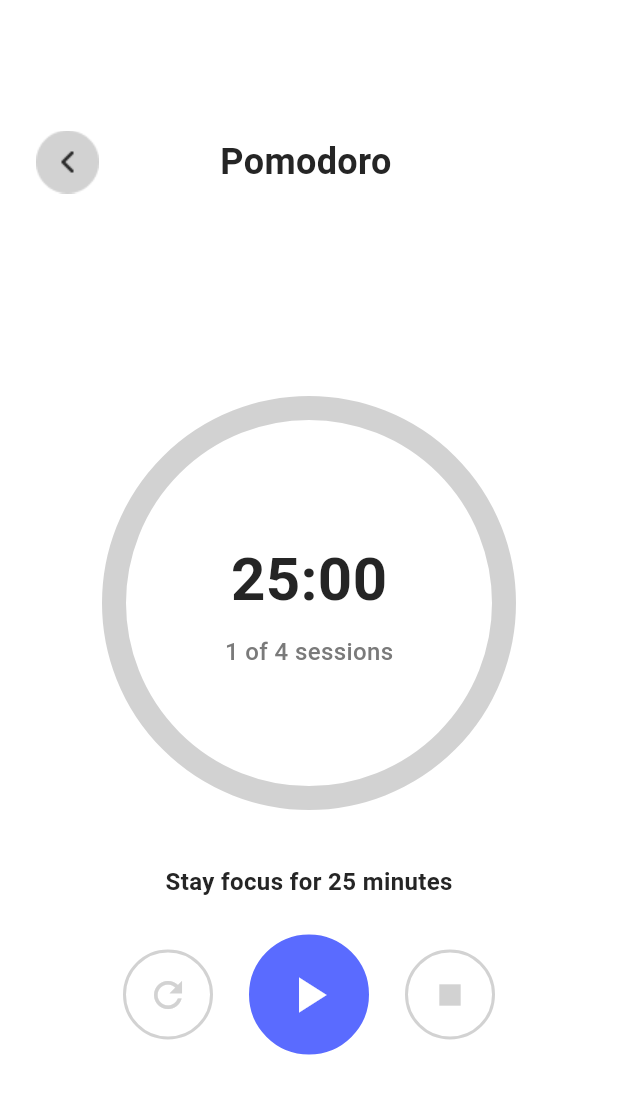
After one commit to rafiikkodev/todo-list-flutter, a Flutter app: the Pomodoro screen opened by its route, after a tap on the "play arrow" icon, after a tap on the "stop" icon, on a phone screen of 412 x 824 dp. The commit adds this screen. Shown: the top 1094 px of the screen. Run offline on Flutter 3.47's test engine with Material 3 defaults, Android fonts, the light colour scheme and no system bars; our stand-ins replace date_picker_timeline, google_fonts, shared_preferences; accounts and stored records are empty.

Commit message:
pomodoro

```diff
--- a/lib/main.dart
+++ b/lib/main.dart
@@ -1,6 +1,7 @@
 import 'package:flutter/material.dart';
 import 'package:template_project_flutter/pages/edit_todo_page.dart';
 import 'package:template_project_flutter/pages/home_page.dart';
+import 'package:template_project_flutter/pages/pomodoro.dart';
 import 'package:template_project_flutter/pages/todo_page.dart';
 import 'package:template_project_flutter/shared/theme.dart';
 
@@ -31,6 +32,7 @@ class MyApp extends StatelessWidget {
         "/": (context) => const HomePage(),
         "/todo": (context) => const TodoPage(),
         "/edit-todo": (context) => const EditTodoPage(),
+        "/pomodoro": (context) => const Pomodoro(),
       },
     );
   }
--- a/lib/pages/home_page.dart
+++ b/lib/pages/home_page.dart
@@ -111,7 +111,13 @@ class HomePage extends StatelessWidget {
             },
           ),
           CustomCategory(iconPath: "assets/ic-todo-done.png", title: "Done"),
-          CustomCategory(iconPath: "assets/ic-pomodoro.png", title: "Pomodoro"),
+          CustomCategory(
+            iconPath: "assets/ic-pomodoro.png",
+            title: "Pomodoro",
+            onTap: () {
+              Navigator.pushNamed(context, "/pomodoro");
+            },
+          ),
           CustomCategory(
             iconPath: "assets/ic-add-task.png",
             title: "Add Task",
--- a/lib/pages/pomodoro.dart
+++ b/lib/pages/pomodoro.dart
@@ -0,0 +1,67 @@
+import 'package:flutter/material.dart';
+import 'package:template_project_flutter/shared/theme.dart';
+import 'package:template_project_flutter/widgets/custom_timer.dart';
+
+class Pomodoro extends StatefulWidget {
+  const Pomodoro({super.key});
+
+  @override
+  State<Pomodoro> createState() => _PomodoroState();
+}
+
+class _PomodoroState extends State<Pomodoro> {
+  @override
+  Widget build(BuildContext context) {
+    return Scaffold(
+      backgroundColor: whiteColor,
+      body: Column(
+        children: [
+          _buildHeader(),
+          Expanded(
+            child: Center(
+              child: CircularTimerWidget(
+                totalMinutes: 25,
+                totalSessions: 4,
+                primaryColor: purplePrimary,
+                backgroundColor: blackThirdColor,
+              ),
+            ),
+          ),
+        ],
+      ),
+    );
+  }
+
+  Widget _buildHeader() {
+    return Padding(
+      padding: const EdgeInsets.only(top: 85, left: 24, right: 24),
+      child: Row(
+        children: [
+          GestureDetector(
+            onTap: () => Navigator.pop(context),
+            child: Image.asset("assets/ic-back.png"),
+          ),
+          Expanded(
+            child: Text(
+              "Pomodoro",
+              textAlign: TextAlign.center,
+              style: TextStyle(
+                fontSize: 24,
+                fontWeight: semiBold,
+                color: blackPrimaryColor,
+              ),
+            ),
+          ),
+          Container(
+            height: 46,
+            width: 46,
+            decoration: const BoxDecoration(
+              shape: BoxShape.circle,
+              color: Colors.transparent,
+            ),
+          ),
+        ],
+      ),
+    );
+  }
+}
--- /dev/null
+++ b/lib/widgets/custom_timer.dart
@@ -0,0 +1,335 @@
+import 'package:flutter/material.dart';
+import 'dart:math' as math;
+import 'dart:async';
+import 'package:template_project_flutter/shared/theme.dart';
+
+class CircularTimerWidget extends StatefulWidget {
+  final int totalMinutes;
+  final int totalSessions;
+  final Color primaryColor;
+  final Color backgroundColor;
+
+  const CircularTimerWidget({
+    super.key,
+    this.totalMinutes = 25,
+    this.totalSessions = 4,
+    required this.primaryColor,
+    required this.backgroundColor,
+  });
+
+  @override
+  State<CircularTimerWidget> createState() => _CircularTimerWidgetState();
+}
+
+class _CircularTimerWidgetState extends State<CircularTimerWidget> {
+  late Timer _timer;
+  int _remainingSeconds = 0;
+  int _currentSession = 1;
+  bool _isRunning = false;
+  bool _isPaused = false;
+
+  @override
+  void initState() {
+    super.initState();
+    _remainingSeconds = widget.totalMinutes * 60;
+  }
+
+  void _startTimer() {
+    if (!_isRunning && !_isPaused) {
+      setState(() {
+        _isRunning = true;
+        _isPaused = false;
+      });
+
+      _timer = Timer.periodic(const Duration(seconds: 1), (timer) {
+        if (_remainingSeconds > 0) {
+          setState(() {
+            _remainingSeconds--;
+          });
+        } else {
+          _timer.cancel();
+          setState(() {
+            _isRunning = false;
+            if (_currentSession < widget.totalSessions) {
+              _currentSession++;
+              _remainingSeconds = widget.totalMinutes * 60;
+            }
+          });
+        }
+      });
+    }
+  }
+
+  void _pauseTimer() {
+    if (_isRunning) {
+      _timer.cancel();
+      setState(() {
+        _isRunning = false;
+        _isPaused = true;
+      });
+    }
+  }
+
+  void _resumeTimer() {
+    if (_isPaused) {
+      setState(() {
+        _isRunning = true;
+        _isPaused = false;
+      });
+
+      _timer = Timer.periodic(const Duration(seconds: 1), (timer) {
+        if (_remainingSeconds > 0) {
+          setState(() {
+            _remainingSeconds--;
+          });
+        } else {
+          _timer.cancel();
+          setState(() {
+            _isRunning = false;
+            _isPaused = false;
+            if (_currentSession < widget.totalSessions) {
+              _currentSession++;
+              _remainingSeconds = widget.totalMinutes * 60;
+            }
+          });
+        }
+      });
+    }
+  }
+
+  void _resetTimer() {
+    if (_isRunning || _isPaused) {
+      _timer.cancel();
+    }
+    setState(() {
+      _remainingSeconds = widget.totalMinutes * 60;
+      _isRunning = false;
+      _isPaused = false;
+    });
+  }
+
+  void _stopTimer() {
+    if (_isRunning || _isPaused) {
+      _timer.cancel();
+    }
+    setState(() {
+      _remainingSeconds = widget.totalMinutes * 60;
+      _currentSession = 1;
+      _isRunning = false;
+      _isPaused = false;
+    });
+  }
+
+  String _formatTime(int seconds) {
+    int minutes = seconds ~/ 60;
+    int remainingSeconds = seconds % 60;
+    return '${minutes.toString().padLeft(2, '0')}:${remainingSeconds.toString().padLeft(2, '0')}';
+  }
+
+  @override
+  void dispose() {
+    if (_isRunning || _isPaused) {
+      _timer.cancel();
+    }
+    super.dispose();
+  }
+
+  @override
+  Widget build(BuildContext context) {
+    double progress = _remainingSeconds == widget.totalMinutes * 60
+        ? 0
+        : 1 - (_remainingSeconds / (widget.totalMinutes * 60));
+
+    return Container(
+      padding: const EdgeInsets.all(24),
+      child: Column(
+        mainAxisSize: MainAxisSize.min,
+        children: [
+          // Circular Progress Timer
+          SizedBox(
+            width: 300,
+            height: 300,
+            child: CustomPaint(
+              painter: CircularTimerPainter(
+                progress: progress,
+                primaryColor: widget.primaryColor,
+                backgroundColor: widget.backgroundColor,
+              ),
+              child: Center(
+                child: Column(
+                  mainAxisAlignment: MainAxisAlignment.center,
+                  children: [
+                    Text(
+                      _formatTime(_remainingSeconds),
+                      style: TextStyle(
+                        fontSize: 40,
+                        fontWeight: bold,
+                        color: blackPrimaryColor,
+                      ),
+                    ),
+                    const SizedBox(height: 8),
+                    Text(
+                      '$_currentSession of ${widget.totalSessions} sessions',
+                      style: TextStyle(
+                        fontSize: 16,
+                        fontWeight: medium,
+                        color: blackSecondaryColor,
+                      ),
+                    ),
+                  ],
+                ),
+              ),
+            ),
+          ),
+          const SizedBox(height: 24),
+          Text(
+            'Stay focus for ${widget.totalMinutes} minutes',
+            style: TextStyle(
+              fontSize: 16,
+              color: blackPrimaryColor,
+              fontWeight: semiBold,
+            ),
+          ),
+          const SizedBox(height: 24),
+          // Control Buttons
+          Row(
+            mainAxisAlignment: MainAxisAlignment.center,
+            children: [
+              // Reset Button
+              _buildControlButton(
+                icon: Icons.refresh,
+                onPressed: _resetTimer,
+                isActive: false,
+              ),
+              const SizedBox(width: 24),
+              // Play/Pause Button
+              _buildControlButton(
+                icon: _isRunning
+                    ? Icons.pause
+                    : _isPaused
+                    ? Icons.play_arrow
+                    : Icons.play_arrow,
+                onPressed: _isRunning
+                    ? _pauseTimer
+                    : _isPaused
+                    ? _resumeTimer
+                    : _startTimer,
+                isActive: true,
+                isLarge: true,
+              ),
+              const SizedBox(width: 24),
+              // Stop Button
+              _buildControlButton(
+                icon: Icons.stop,
+                onPressed: _stopTimer,
+                isActive: false,
+              ),
+            ],
+          ),
+        ],
+      ),
+    );
+  }
+
+  Widget _buildControlButton({
+    required IconData icon,
+    required VoidCallback onPressed,
+    required bool isActive,
+    bool isLarge = false,
+  }) {
+    final size = isLarge ? 80.0 : 60.0;
+    final iconSize = isLarge ? 40.0 : 28.0;
+
+    return GestureDetector(
+      onTap: onPressed,
+      child: Container(
+        width: size,
+        height: size,
+        decoration: BoxDecoration(
+          color: isActive ? widget.primaryColor : Colors.transparent,
+          shape: BoxShape.circle,
+          border: Border.all(
+            color: isActive ? widget.primaryColor : widget.backgroundColor,
+            width: 2,
+          ),
+        ),
+        child: Icon(
+          icon,
+          size: iconSize,
+          color: isActive ? whiteColor : widget.backgroundColor,
+        ),
+      ),
+    );
+  }
+}
+
+// Custom Painter untuk Circular Progress
+class CircularTimerPainter extends CustomPainter {
+  final double progress;
+  final Color primaryColor;
+  final Color backgroundColor;
+
+  CircularTimerPainter({
+    required this.progress,
+    required this.primaryColor,
+    required this.backgroundColor,
+  });
+
+  @override
+  void paint(Canvas canvas, Size size) {
+    final center = Offset(size.width / 2, size.height / 2);
+    final radius = size.width / 2 - 20;
+
+    // Background Circle
+    final backgroundPaint = Paint()
+      ..color = backgroundColor
+      ..style = PaintingStyle.stroke
+      ..strokeWidth = 16
+      ..strokeCap = StrokeCap.round;
+
+    canvas.drawCircle(center, radius, backgroundPaint);
+
+    // Progress Arc
+    if (progress > 0) {
+      final progressPaint = Paint()
+        ..color = primaryColor
+        ..style = PaintingStyle.stroke
+        ..strokeWidth = 16
+        ..strokeCap = StrokeCap.round;
+
+      const startAngle = -math.pi / 2; // Start from top
+      final sweepAngle = 2 * math.pi * progress;
+
+      canvas.drawArc(
+        Rect.fromCircle(center: center, radius: radius),
+        startAngle,
+        sweepAngle,
+        false,
+        progressPaint,
+      );
+
+      // Thumb (circle at the end of progress)
+      final thumbAngle = startAngle + sweepAngle;
+      final thumbX = center.dx + radius * math.cos(thumbAngle);
+      final thumbY = center.dy + radius * math.sin(thumbAngle);
+
+      final thumbPaint = Paint()
+        ..color = primaryColor
+        ..style = PaintingStyle.fill;
+
+      canvas.drawCircle(Offset(thumbX, thumbY), 14, thumbPaint);
+
+      // Inner white circle for thumb
+      final thumbInnerPaint = Paint()
+        ..color = purplePrimary
+        ..style = PaintingStyle.fill;
+
+      canvas.drawCircle(Offset(thumbX, thumbY), 6, thumbInnerPaint);
+    }
+  }
+
+  @override
+  bool shouldRepaint(CircularTimerPainter oldDelegate) {
+    return oldDelegate.progress != progress;
+  }
+}
```
